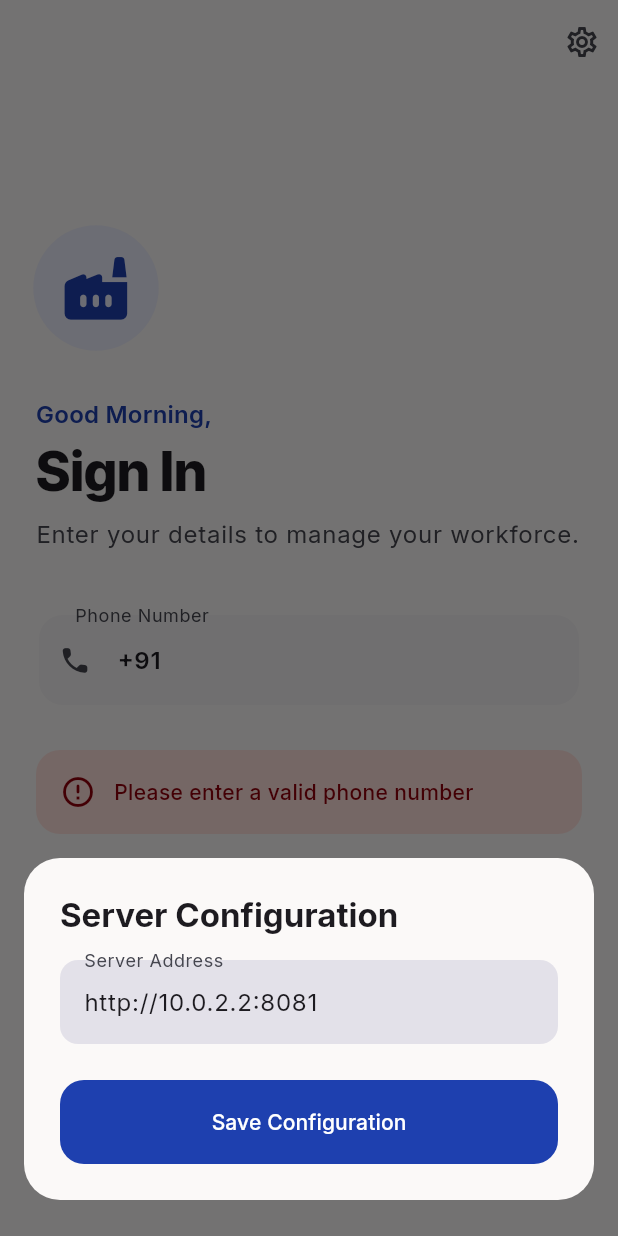
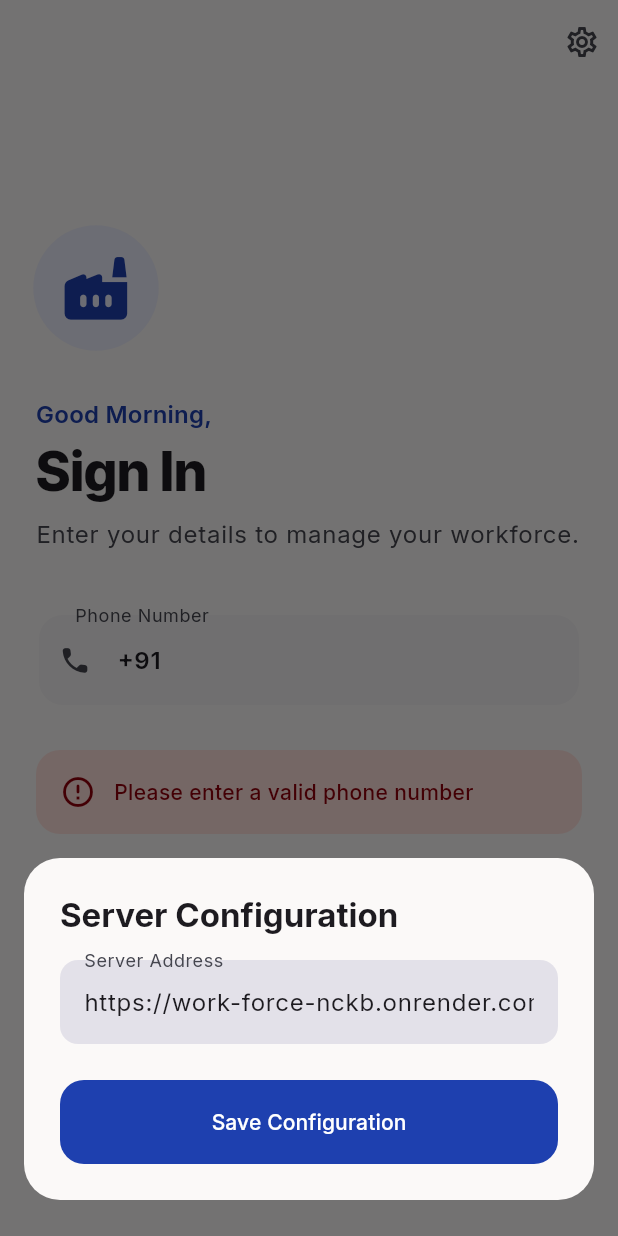
Before and after one commit to prit-007/ClearWage, a Flutter app: the screen it shows after launch, after a tap on "Continue", after a tap on the "settings" icon, on a phone screen of 412 x 824 dp. Run offline on Flutter 3.47's test engine with Material 3 defaults, Android fonts, the light colour scheme and no system bars; our stand-ins replace firebase_auth, firebase_core, fl_chart, flutter_riverpod, google_fonts, pinput; missing offline and left inert: phosphoricons_flutter; accounts and stored records are empty.

Commit message:
feat: update default server URL to production Render host

```diff
--- a/app/lib/core/app_config.dart
+++ b/app/lib/core/app_config.dart
@@ -1,11 +1,5 @@
 import 'package:flutter_riverpod/flutter_riverpod.dart';
-import 'dart:io' show Platform;
 
-String _defaultBaseUrl() {
-  try {
-    if (Platform.isAndroid) return 'http://10.0.2.2:8081';
-  } catch (_) {}
-  return 'http://127.0.0.1:8081';
-}
+String _defaultBaseUrl() => 'https://work-force-nckb.onrender.com';
 
 final serverUrlProvider = StateProvider<String>((_) => _defaultBaseUrl());
```
